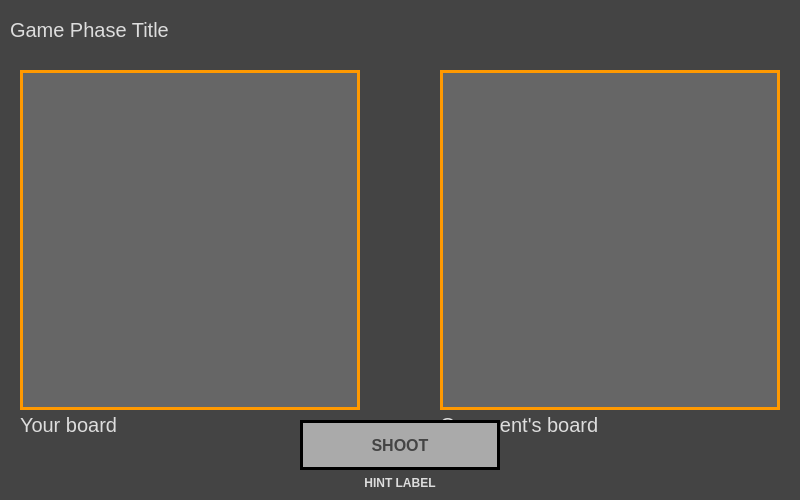
First picture: the form in application.ui, repository LukaszMichalsky/PS-Warships-GUI, before the edit.
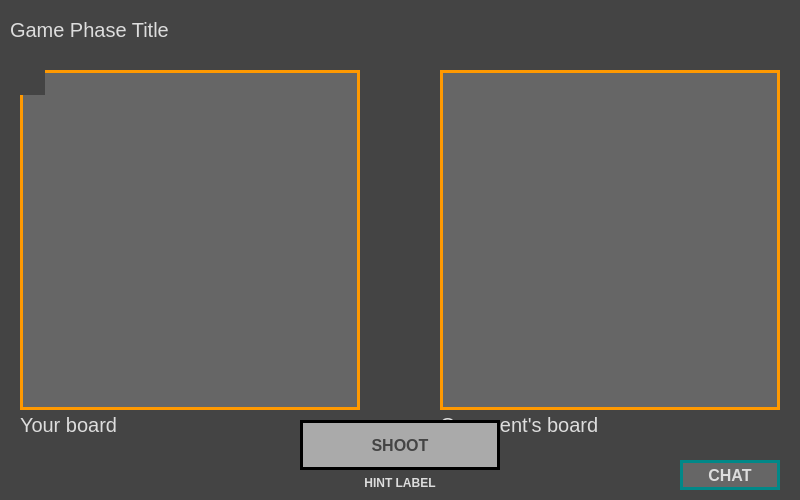
Second picture: the form after the edit. The open tabs and pages were chosen to show the change. Custom widgets are drawn as their Qt base class.

Commit message: Added external window for chat between players

```diff
--- a/application.ui
+++ b/application.ui
@@ -124,11 +124,6 @@
 
 /* ID selectors */
 
-
-#labelGameAnimation {
-	background: transparent;
-}
-
 #labelGameHint {
 	font-size: 12px;
 	font-weight: bold;
@@ -897,6 +892,25 @@
       </property>
       <property name="text">
        <string/>
+      </property>
+      <property name="TRANSPARENT" stdset="0">
+       <bool>true</bool>
+      </property>
+     </widget>
+     <widget class="QPushButton" name="btnGameChat">
+      <property name="enabled">
+       <bool>true</bool>
+      </property>
+      <property name="geometry">
+       <rect>
+        <x>680</x>
+        <y>460</y>
+        <width>100</width>
+        <height>30</height>
+       </rect>
+      </property>
+      <property name="text">
+       <string>CHAT</string>
       </property>
      </widget>
     </widget>
```
Left out of the diff: 2 changed lines with no effect on the pictures. The commit also changes 9 other files.
